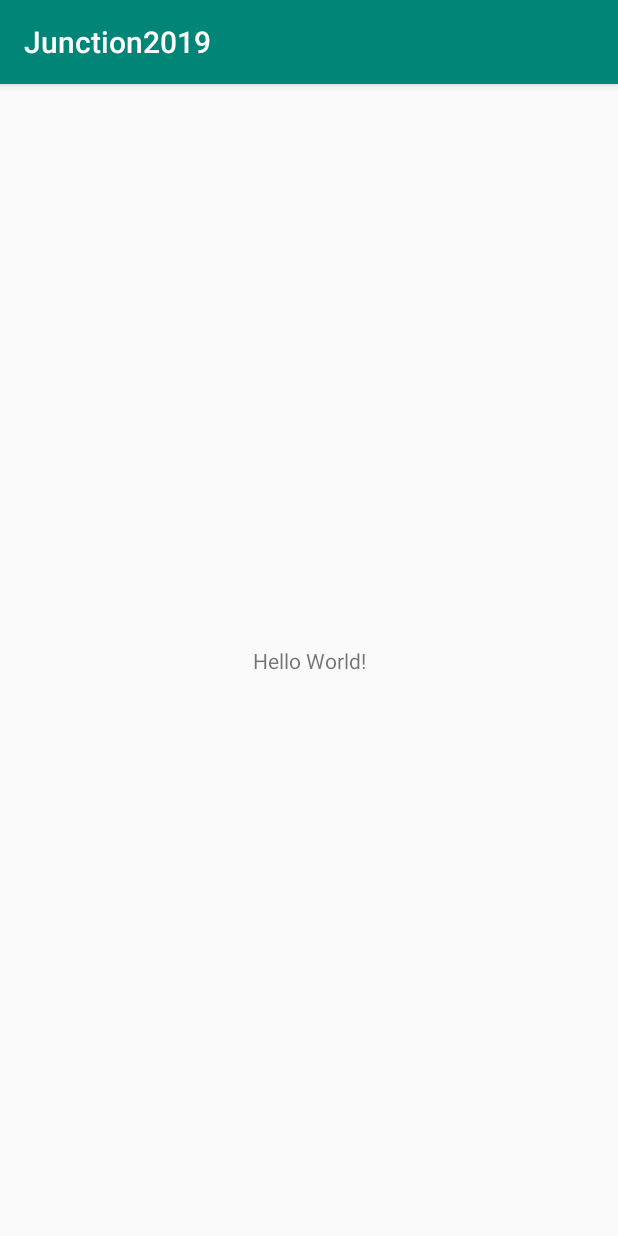
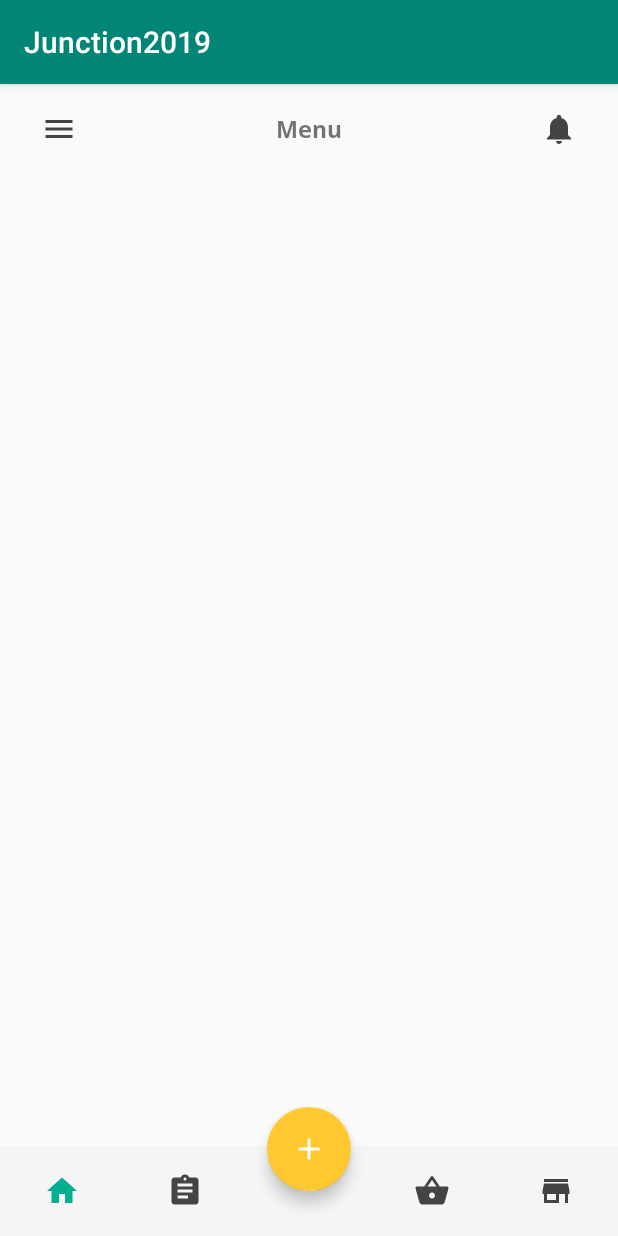
Before and after one commit to ikerfah/Junction2019, an Android app: the screen it shows after launch (MainActivity), on a phone screen of 412 x 824 dp. Run offline under Robolectric (Android 15) with nearby library versions, the phone set to English and light mode, and no system bars.

Commit message:
Add bottom navigation

```diff
--- /dev/null
+++ b/app/src/main/res/drawable/ic_add_black_24dp.xml
@@ -0,0 +1,5 @@
+<vector android:height="36dp" android:tint="#FFFFFF"
+    android:viewportHeight="24.0" android:viewportWidth="24.0"
+    android:width="36dp" xmlns:android="http://schemas.android.com/apk/res/android">
+    <path android:fillColor="#FF000000" android:pathData="M19,13h-6v6h-2v-6H5v-2h6V5h2v6h6v2z"/>
+</vector>
--- /dev/null
+++ b/app/src/main/res/drawable/ic_assignment_black_24dp.xml
@@ -0,0 +1,5 @@
+<vector android:height="24dp" android:tint="#444444"
+    android:viewportHeight="24.0" android:viewportWidth="24.0"
+    android:width="24dp" xmlns:android="http://schemas.android.com/apk/res/android">
+    <path android:fillColor="#FF000000" android:pathData="M19,3h-4.18C14.4,1.84 13.3,1 12,1c-1.3,0 -2.4,0.84 -2.82,2L5,3c-1.1,0 -2,0.9 -2,2v14c0,1.1 0.9,2 2,2h14c1.1,0 2,-0.9 2,-2L21,5c0,-1.1 -0.9,-2 -2,-2zM12,3c0.55,0 1,0.45 1,1s-0.45,1 -1,1 -1,-0.45 -1,-1 0.45,-1 1,-1zM14,17L7,17v-2h7v2zM17,13L7,13v-2h10v2zM17,9L7,9L7,7h10v2z"/>
+</vector>
--- /dev/null
+++ b/app/src/main/res/drawable/ic_home_black_24dp.xml
@@ -0,0 +1,5 @@
+<vector android:height="24dp" android:tint="#01B091"
+    android:viewportHeight="24.0" android:viewportWidth="24.0"
+    android:width="24dp" xmlns:android="http://schemas.android.com/apk/res/android">
+    <path android:fillColor="#FF000000" android:pathData="M10,20v-6h4v6h5v-8h3L12,3 2,12h3v8z"/>
+</vector>
--- /dev/null
+++ b/app/src/main/res/drawable/ic_shopping_basket_black_24dp.xml
@@ -0,0 +1,5 @@
+<vector android:height="24dp" android:tint="#444444"
+    android:viewportHeight="24.0" android:viewportWidth="24.0"
+    android:width="24dp" xmlns:android="http://schemas.android.com/apk/res/android">
+    <path android:fillColor="#FF000000" android:pathData="M17.21,9l-4.38,-6.56c-0.19,-0.28 -0.51,-0.42 -0.83,-0.42 -0.32,0 -0.64,0.14 -0.83,0.43L6.79,9L2,9c-0.55,0 -1,0.45 -1,1 0,0.09 0.01,0.18 0.04,0.27l2.54,9.27c0.23,0.84 1,1.46 1.92,1.46h13c0.92,0 1.69,-0.62 1.93,-1.46l2.54,-9.27L23,10c0,-0.55 -0.45,-1 -1,-1h-4.79zM9,9l3,-4.4L15,9L9,9zM12,17c-1.1,0 -2,-0.9 -2,-2s0.9,-2 2,-2 2,0.9 2,2 -0.9,2 -2,2z"/>
+</vector>
--- /dev/null
+++ b/app/src/main/res/drawable/ic_store_mall_directory_black_24dp.xml
@@ -0,0 +1,5 @@
+<vector android:height="24dp" android:tint="#444444"
+    android:viewportHeight="24.0" android:viewportWidth="24.0"
+    android:width="24dp" xmlns:android="http://schemas.android.com/apk/res/android">
+    <path android:fillColor="#FF000000" android:pathData="M20,4L4,4v2h16L20,4zM21,14v-2l-1,-5L4,7l-1,5v2h1v6h10v-6h4v6h2v-6h1zM12,18L6,18v-4h6v4z"/>
+</vector>
--- a/app/src/main/res/layout/activity_main.xml
+++ b/app/src/main/res/layout/activity_main.xml
@@ -1,18 +1,18 @@
 <?xml version="1.0" encoding="utf-8"?>
-<androidx.constraintlayout.widget.ConstraintLayout xmlns:android="http://schemas.android.com/apk/res/android"
-    xmlns:app="http://schemas.android.com/apk/res-auto"
+<androidx.appcompat.widget.LinearLayoutCompat xmlns:android="http://schemas.android.com/apk/res/android"
     xmlns:tools="http://schemas.android.com/tools"
     android:layout_width="match_parent"
     android:layout_height="match_parent"
+    android:orientation="vertical"
     tools:context=".MainActivity">
 
-    <TextView
-        android:layout_width="wrap_content"
-        android:layout_height="wrap_content"
-        android:text="Hello World!"
-        app:layout_constraintBottom_toBottomOf="parent"
-        app:layout_constraintLeft_toLeftOf="parent"
-        app:layout_constraintRight_toRightOf="parent"
-        app:layout_constraintTop_toTopOf="parent" />
+    <include layout="@layout/partial_toolbar"/>
 
-</androidx.constraintlayout.widget.ConstraintLayout>
+
+    <FrameLayout
+        android:layout_width="match_parent"
+        android:layout_height="0dp"
+        android:layout_weight="1"/>
+
+    <include layout="@layout/partial_bottom_navigation"/>
+</androidx.appcompat.widget.LinearLayoutCompat>
--- /dev/null
+++ b/app/src/main/res/layout/partial_bottom_navigation.xml
@@ -0,0 +1,50 @@
+<?xml version="1.0" encoding="utf-8"?>
+
+<androidx.constraintlayout.widget.ConstraintLayout xmlns:android="http://schemas.android.com/apk/res/android"
+    xmlns:app="http://schemas.android.com/apk/res-auto"
+    android:layout_width="match_parent"
+    android:layout_height="wrap_content">
+
+    <androidx.appcompat.widget.LinearLayoutCompat
+        android:layout_width="match_parent"
+        android:layout_height="60dp"
+        android:gravity="center_horizontal|bottom"
+        android:orientation="horizontal"
+        android:background="@color/bottomNavigationBackground"
+        app:layout_constraintBottom_toBottomOf="parent"
+        app:layout_constraintLeft_toLeftOf="parent"
+        app:layout_constraintRight_toRightOf="parent">
+
+        <androidx.appcompat.widget.AppCompatImageButton
+            style="@style/BottomNavigationIcons"
+            android:src="@drawable/ic_home_black_24dp" />
+
+        <androidx.appcompat.widget.AppCompatImageButton
+            style="@style/BottomNavigationIcons"
+            android:src="@drawable/ic_assignment_black_24dp" />
+
+        <Space
+            android:layout_width="0dp"
+            android:layout_weight="1"
+            android:layout_height="match_parent"/>
+        <androidx.appcompat.widget.AppCompatImageButton
+            style="@style/BottomNavigationIcons"
+            android:src="@drawable/ic_shopping_basket_black_24dp" />
+
+        <androidx.appcompat.widget.AppCompatImageButton
+            style="@style/BottomNavigationIcons"
+            android:src="@drawable/ic_store_mall_directory_black_24dp" />
+    </androidx.appcompat.widget.LinearLayoutCompat>
+
+    <com.google.android.material.floatingactionbutton.FloatingActionButton
+        android:id="@+id/floatingActionButton"
+        android:layout_width="wrap_content"
+        android:layout_height="wrap_content"
+        android:layout_marginBottom="30dp"
+        app:layout_constraintBottom_toBottomOf="parent"
+        app:layout_constraintLeft_toLeftOf="parent"
+        app:layout_constraintRight_toRightOf="parent"
+        app:layout_constraintTop_toTopOf="parent"
+        app:fabSize="normal"
+        app:srcCompat="@drawable/ic_add_black_24dp" />
+</androidx.constraintlayout.widget.ConstraintLayout>
--- a/app/src/main/res/values/colors.xml
+++ b/app/src/main/res/values/colors.xml
@@ -2,5 +2,7 @@
 <resources>
     <color name="colorPrimary">#008577</color>
     <color name="colorPrimaryDark">#00574B</color>
-    <color name="colorAccent">#D81B60</color>
+    <color name="colorAccent">#ffc82f</color>
+
+    <color name="bottomNavigationBackground">#f5f5f5</color>
 </resources>
--- a/app/src/main/res/values/styles.xml
+++ b/app/src/main/res/values/styles.xml
@@ -8,4 +8,21 @@
         <item name="colorAccent">@color/colorAccent</item>
     </style>
 
+
+    <style name="ToolbarIcons">
+        <item name="android:layout_width">wrap_content</item>
+        <item name="android:layout_height">wrap_content</item>
+        <item name="android:background">@android:color/transparent</item>
+        <item name="android:paddingStart">27dp</item>
+        <item name="android:paddingEnd">27dp</item>
+    </style>
+
+    <style name="BottomNavigationIcons">
+        <item name="android:layout_width">0dp</item>
+        <item name="android:layout_height">match_parent</item>
+        <item name="android:background">@android:color/transparent</item>
+        <item name="android:layout_weight">1</item>
+        <item name="android:padding">20dp</item>
+
+    </style>
 </resources>
```
